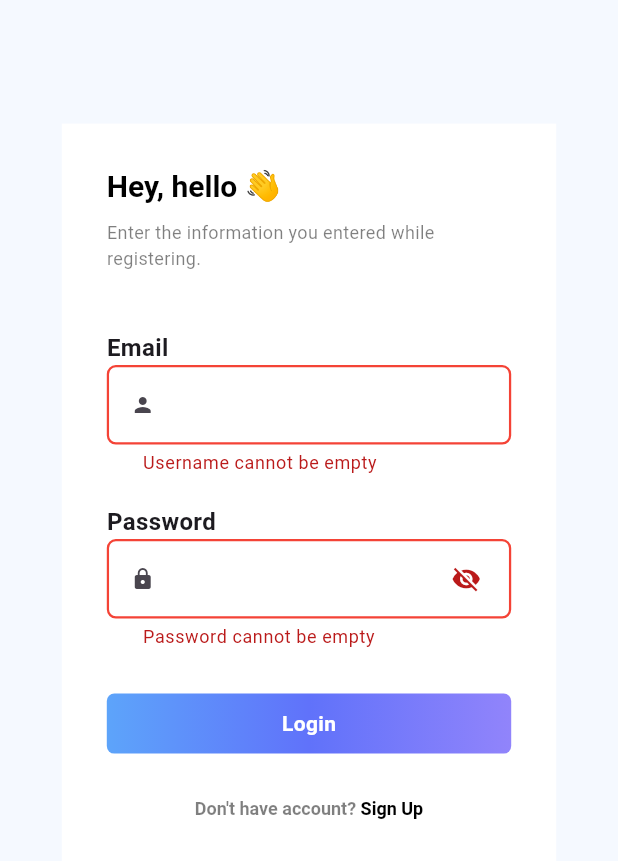
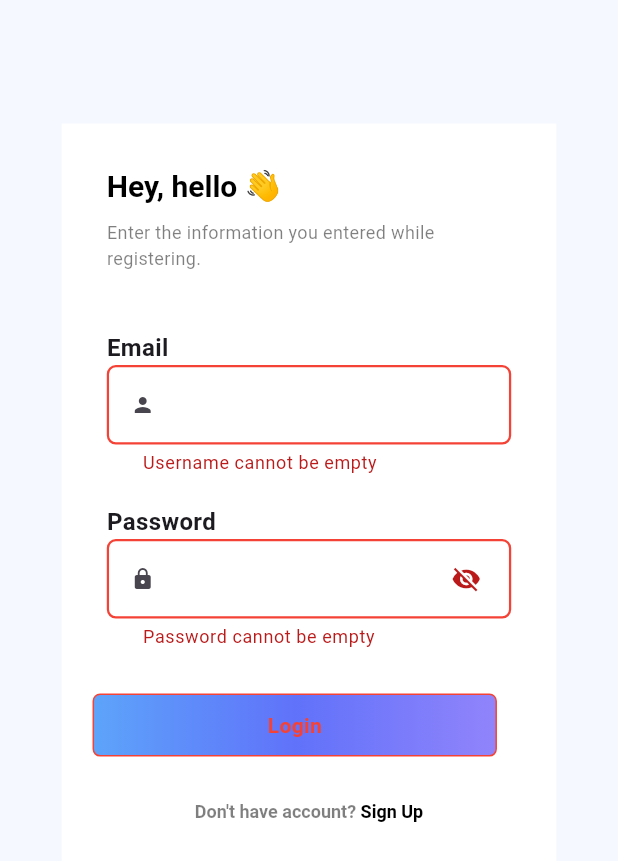
Before and after one commit to manil-123/project-management-web-mobile, a Flutter app: the screen it shows after launch, after a tap on "Login", on a phone screen of 412 x 824 dp. Shown: the top 861 px of the screen. Run offline on Flutter 3.47's test engine with Material 2 defaults, Android fonts, the phone set to English and light mode, and no system bars; our stand-ins replace auto_route, dartz, dio, flutter_hooks, freezed_annotation, hooks_riverpod and 3 more; generated files the repository leaves out were written again; Roboto replaces fonts that are missing (PoppinsRegular).

Commit message:
shake button on failed form validation

```diff
--- a/lib/feature/auth/view/login_signup_widget.dart
+++ b/lib/feature/auth/view/login_signup_widget.dart
@@ -12,6 +12,7 @@ import 'package:project_management_web_and_mobile/app/widgets/message_widget.dar
 import 'package:project_management_web_and_mobile/feature/auth/model/auth_response.dart';
 import 'package:project_management_web_and_mobile/feature/auth/provider/auth_provider.dart';
 import 'package:project_management_web_and_mobile/utils/extensions/padding_extension.dart';
+import 'package:project_management_web_and_mobile/utils/extensions/shake_extension.dart';
 
 class LoginSignUpWidget extends HookConsumerWidget {
   const LoginSignUpWidget(
@@ -27,6 +28,7 @@ class LoginSignUpWidget extends HookConsumerWidget {
 
     final isLogin = useState<bool>(true);
     final isPasswordVisible = useState<bool>(false);
+    final shakeButton = useState<bool>(false);
 
     final loginModel = ref.watch<GenericState<AuthResponse>>(authProvider);
 
@@ -120,42 +122,29 @@ class LoginSignUpWidget extends HookConsumerWidget {
                       emailController.text.trim(),
                       passwordController.text.trim(),
                     );
+              } else {
+                shakeButton.value = true;
+                Future.delayed(const Duration(milliseconds: 1500), () {
+                  shakeButton.value = false;
+                });
               }
             },
-            child: Container(
-              width: double.infinity,
-              decoration: const BoxDecoration(
-                borderRadius: BorderRadius.all(
-                  Radius.circular(5),
-                ),
-                gradient: LinearGradient(
-                  begin: Alignment.centerLeft,
-                  end: Alignment.centerRight,
-                  colors: [
-                    Color(0xFF5DA4FA),
-                    Color(0xFF6072FA),
-                    Color(0xFF9184FB),
-                  ],
-                ),
-              ),
-              child: Center(
-                child: loginModel.maybeWhen(
-                  orElse: () {
-                    return Text(
-                      isLogin.value ? 'Login' : 'Sign Up',
-                      style: AppTextStyle.semiBoldText14.copyWith(
-                        color: Colors.white,
-                      ),
-                    ).pY(10);
-                  },
-                  loading: () => const CustomProgressIndicator(
-                    dimension: 20,
-                    color: Colors.white,
-                    strokeWidth: 3.0,
-                  ).pY(10),
-                ),
-              ),
-            ),
+            child: shakeButton.value
+                ? LoginSignUpButton(
+                    loginModel: loginModel,
+                    isLogin: isLogin,
+                    shouldShakeButton: true,
+                  ).withShakeAnimation(
+                    delay: const Duration(milliseconds: 500),
+                    duration: const Duration(milliseconds: 1500),
+                    offset: const Offset(10.0, 0.0),
+                    shakes: 14.0,
+                  )
+                : LoginSignUpButton(
+                    loginModel: loginModel,
+                    isLogin: isLogin,
+                    shouldShakeButton: false,
+                  ),
           ).pB(30),
           Center(
             child: RichText(
@@ -188,3 +177,55 @@ class LoginSignUpWidget extends HookConsumerWidget {
     );
   }
 }
+
+class LoginSignUpButton extends StatelessWidget {
+  const LoginSignUpButton({
+    super.key,
+    required this.loginModel,
+    required this.isLogin,
+    required this.shouldShakeButton,
+  });
+
+  final GenericState<AuthResponse> loginModel;
+  final ValueNotifier<bool> isLogin;
+  final bool shouldShakeButton;
+
+  @override
+  Widget build(BuildContext context) {
+    return Container(
+      width: double.infinity,
+      decoration: BoxDecoration(
+        borderRadius: const BorderRadius.all(
+          Radius.circular(5),
+        ),
+        border: shouldShakeButton ? Border.all(color: Colors.red) : null,
+        gradient: const LinearGradient(
+          begin: Alignment.centerLeft,
+          end: Alignment.centerRight,
+          colors: [
+            Color(0xFF5DA4FA),
+            Color(0xFF6072FA),
+            Color(0xFF9184FB),
+          ],
+        ),
+      ),
+      child: Center(
+        child: loginModel.maybeWhen(
+          orElse: () {
+            return Text(
+              isLogin.value ? 'Login' : 'Sign Up',
+              style: AppTextStyle.semiBoldText14.copyWith(
+                color: shouldShakeButton ? Colors.red : Colors.white,
+              ),
+            ).pY(10);
+          },
+          loading: () => const CustomProgressIndicator(
+            dimension: 20,
+            color: Colors.white,
+            strokeWidth: 3.0,
+          ).pY(10),
+        ),
+      ),
+    );
+  }
+}
```
